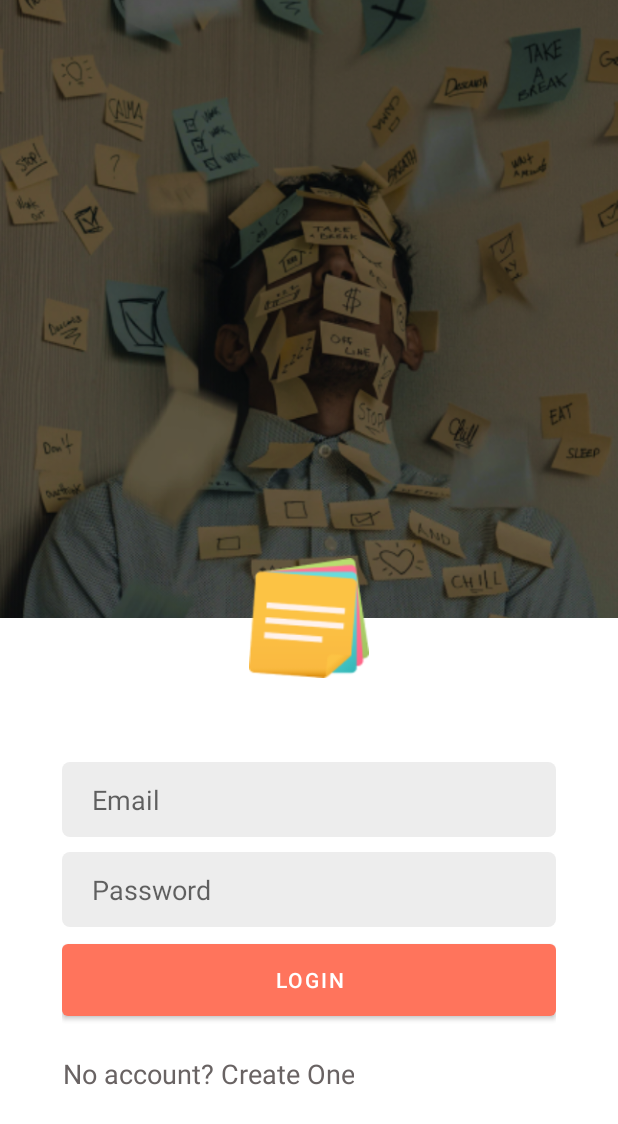
After one commit to jovichenmcintyrecentenial/todo_list_android, an Android app: the layout activity_login.xml on its own in the app's theme, with its tools: preview values and no code run, on a phone screen of 412 x 824 dp. The commit adds this screen. Shown: the top 1124 px of the screen. Run offline under Robolectric (Android 15) with nearby library versions, the phone set to English and light mode, and no system bars.

Commit message:
start login page UI

```diff
--- a/app/src/main/AndroidManifest.xml
+++ b/app/src/main/AndroidManifest.xml
@@ -1,6 +1,6 @@
 <?xml version="1.0" encoding="utf-8"?>
 <manifest xmlns:android="http://schemas.android.com/apk/res/android"
-    xmlns:tools="http://schemas.android.com/tools">
+    xmlns:tools="http://schemas.android.com/tools" >
 
     <application
         android:allowBackup="true"
@@ -11,17 +11,25 @@
         android:roundIcon="@mipmap/ic_launcher_round"
         android:supportsRtl="true"
         android:theme="@style/Theme.TodoApp"
-        tools:targetApi="31">
+        tools:targetApi="31" >
         <activity
-            android:name=".ui.MainActivity"
-            android:exported="true"
-            android:label="@string/app_name"
-            android:theme="@style/Theme.TodoApp.NoActionBar">
+            android:name=".ui.login.LoginActivity"
+            android:label="Login"
+            android:exported="true" >
+            <meta-data
+                android:name="android.app.lib_name"
+                android:value="" />
             <intent-filter>
                 <action android:name="android.intent.action.MAIN" />
 
                 <category android:name="android.intent.category.LAUNCHER" />
             </intent-filter>
+        </activity>
+        <activity
+            android:name=".ui.main.MainActivity"
+            android:exported="false"
+            android:label="@string/app_name"
+            android:theme="@style/Theme.TodoApp.NoActionBar" >
 
             <meta-data
                 android:name="android.app.lib_name"
--- /dev/null
+++ b/app/src/main/java/com/centennial/team_15_mapd_721_todo_app/ui/login/LoginActivity.kt
@@ -0,0 +1,15 @@
+package com.centennial.team_15_mapd_721_todo_app.ui.login
+
+import androidx.appcompat.app.AppCompatActivity
+import android.os.Bundle
+import com.centennial.team_15_mapd_721_todo_app.R
+import com.centennial.team_15_mapd_721_todo_app.models.Database
+
+class LoginActivity : AppCompatActivity() {
+    override fun onCreate(savedInstanceState: Bundle?) {
+        super.onCreate(savedInstanceState)
+        Database.initDatabase(applicationContext)
+
+        setContentView(R.layout.activity_login)
+    }
+}
--- a/app/src/main/java/com/centennial/team_15_mapd_721_todo_app/ui/MainActivity.kt
+++ b/app/src/main/java/com/centennial/team_15_mapd_721_todo_app/ui/main/MainActivity.kt
@@ -1,4 +1,4 @@
-package com.centennial.team_15_mapd_721_todo_app.ui
+package com.centennial.team_15_mapd_721_todo_app.ui.main
 
 import android.os.Bundle
 import com.google.android.material.snackbar.Snackbar
--- /dev/null
+++ b/app/src/main/res/drawable/text_field_shape.xml
@@ -0,0 +1,6 @@
+<shape xmlns:android="http://schemas.android.com/apk/res/android"
+    android:shape="rectangle">
+    <solid android:color="#EDEDED" />
+    <corners android:radius="5dp" />
+
+</shape>
--- /dev/null
+++ b/app/src/main/res/layout/activity_login.xml
@@ -0,0 +1,79 @@
+<RelativeLayout
+    xmlns:android="http://schemas.android.com/apk/res/android"
+    xmlns:app="http://schemas.android.com/apk/res-auto"
+    xmlns:tools="http://schemas.android.com/tools"
+    android:layout_width="match_parent"
+    android:layout_height="match_parent">
+
+    <LinearLayout
+        android:layout_width="match_parent"
+        android:orientation="vertical"
+        android:layout_height="match_parent"
+        android:gravity="top"
+
+        tools:context=".ui.login.LoginActivity">
+
+        <ImageView
+            android:layout_width="match_parent"
+            android:layout_gravity="top"
+            android:layout_height="match_parent"
+            android:layout_weight="6"
+            android:scaleType="centerCrop"
+
+            android:src="@drawable/login_image" />
+
+        <LinearLayout
+            android:layout_marginHorizontal="25dp"
+            android:layout_weight="6"
+            android:layout_width="match_parent"
+            android:layout_height="match_parent"
+            android:orientation="vertical"
+            android:layout_gravity="center_vertical"
+            android:gravity="center_vertical"
+            android:padding="16dp">
+
+            <EditText
+                android:id="@+id/editTextEmail"
+                android:hint="Email"
+                android:layout_marginBottom="10dp"
+                style="@style/text_field_style" />
+
+            <EditText
+                android:id="@+id/editTextPassword"
+                android:hint="Password"
+                android:layout_marginBottom="5dp"
+                style="@style/text_field_style"
+                android:inputType="textPassword" />
+
+            <Button
+                android:id="@+id/buttonLogin"
+                android:layout_width="match_parent"
+                android:layout_height="60dp"
+                android:layout_marginBottom="20dp"
+                android:text="Login" />
+            <TextView
+                android:textAlignment="center"
+                android:id="@+id/textViewCreateAccount"
+                android:layout_width="wrap_content"
+                android:layout_height="wrap_content"
+                android:text="No account? Create One"
+                android:textColor="@color/text_primary"
+                android:textSize="18sp"
+                android:clickable="true"
+                android:textColorLink="@color/text_secondary"
+                android:onClick="onCreateAccountClicked" />
+
+        </LinearLayout>
+
+    </LinearLayout>
+
+    <ImageView
+        android:layout_marginTop="0dp"
+        android:layout_width="80dp"
+        android:layout_height="80dp"
+        android:layout_centerHorizontal="true"
+        android:layout_alignParentTop="true"
+        android:layout_alignParentBottom="true"
+        android:src="@drawable/stick_notes" />
+
+</RelativeLayout>
--- a/app/src/main/res/layout/activity_main.xml
+++ b/app/src/main/res/layout/activity_main.xml
@@ -4,7 +4,7 @@
     xmlns:tools="http://schemas.android.com/tools"
     android:layout_width="match_parent"
     android:layout_height="match_parent"
-    tools:context=".ui.MainActivity">
+    tools:context=".ui.main.MainActivity">
 
     <com.google.android.material.appbar.AppBarLayout
         android:layout_width="match_parent"
--- a/app/src/main/res/menu/menu_main.xml
+++ b/app/src/main/res/menu/menu_main.xml
@@ -1,7 +1,7 @@
 <menu xmlns:android="http://schemas.android.com/apk/res/android"
     xmlns:app="http://schemas.android.com/apk/res-auto"
     xmlns:tools="http://schemas.android.com/tools"
-    tools:context="com.centennial.team_15_mapd_721_todo_app.ui.MainActivity">
+    tools:context="com.centennial.team_15_mapd_721_todo_app.ui.main.MainActivity">
     <item
         android:id="@+id/action_settings"
         android:orderInCategory="100"
--- a/app/src/main/res/values/colors.xml
+++ b/app/src/main/res/values/colors.xml
@@ -7,4 +7,6 @@
     <color name="teal_700">#FF018786</color>
     <color name="black">#FF000000</color>
     <color name="white">#FFFFFFFF</color>
+    <color name="text_primary">#696363</color>
+    <color name="text_secondary">#FF745C</color>
 </resources>
--- /dev/null
+++ b/app/src/main/res/values/styles.xml
@@ -0,0 +1,10 @@
+<?xml version="1.0" encoding="utf-8"?>
+<resources>
+
+    <style name="text_field_style">
+        <item name="android:layout_width">match_parent</item>
+        <item name="android:layout_height">50dp</item>
+        <item name="android:paddingLeft">20dp</item>
+        <item name="android:background">@drawable/text_field_shape</item>
+    </style>
+</resources>
```
Also changed, not shown: app/src/main/res/drawable/login_image.png (added), app/src/main/res/drawable/stick_notes.png (added).
